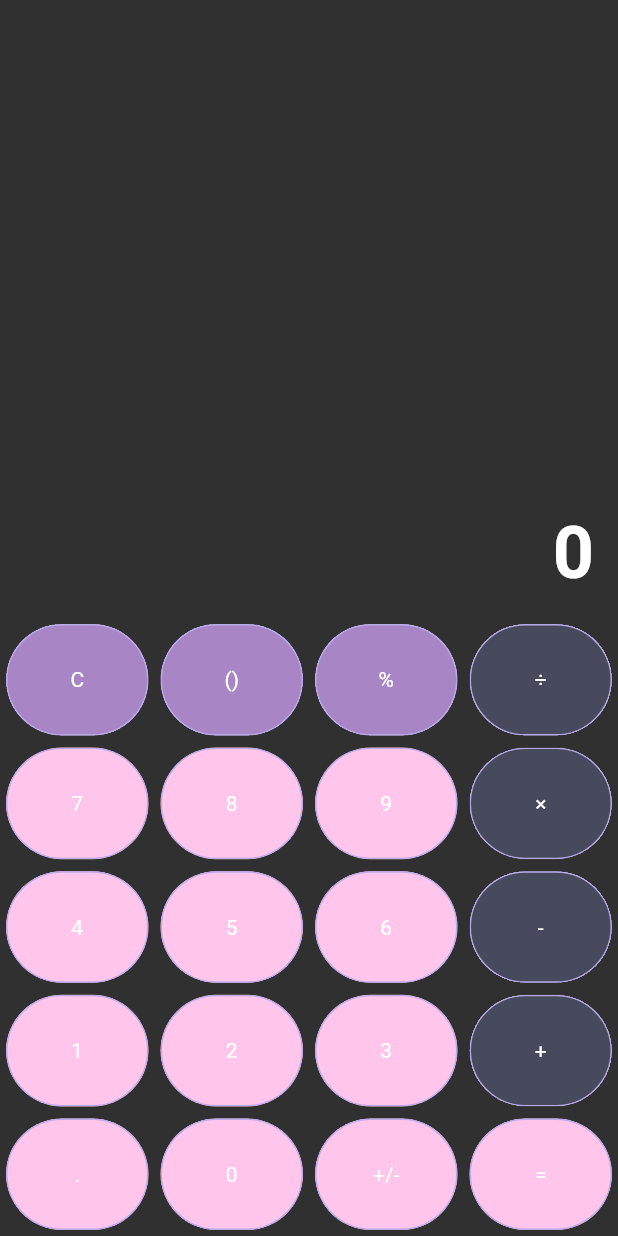
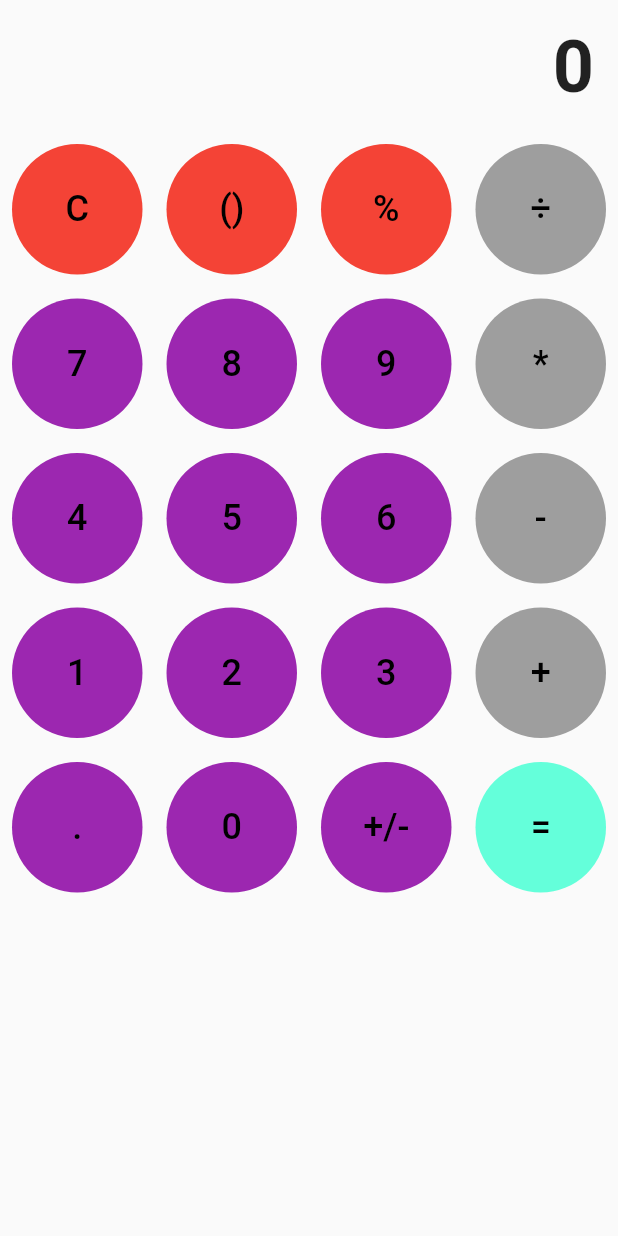
Before and after one commit to zenta-dev/calculator, a Flutter app: the screen it shows after launch, on a phone screen of 412 x 824 dp. Run offline on Flutter 3.47's test engine with Material 2 defaults, Android fonts, the phone set to English and light mode, and no system bars.

```diff
--- a/lib/button_values.dart
+++ b/lib/button_values.dart
@@ -1,27 +1,6 @@
-class Btn {
-  static const String clr = "C";
-  static const String priority = "()";
-  static const String per = "%";
-  static const String divide = "÷";
-  static const String multiply = "×";
-  static const String add = "+";
-  static const String subtract = "-";
-  static const String calculate = "=";
-  static const String dot = ".";
-  static const String notation = "+/-";
+import 'package:flutter/material.dart';
 
-  static const String n0 = "0";
-  static const String n1 = "1";
-  static const String n2 = "2";
-  static const String n3 = "3";
-  static const String n4 = "4";
-  static const String n5 = "5";
-  static const String n6 = "6";
-  static const String n7 = "7";
-  static const String n8 = "8";
-  static const String n9 = "9";
-
-  static const List<String> buttonValues = [
+enum ButtonArea1 {
   clr,
   priority,
   per,
@@ -42,5 +21,72 @@ class Btn {
   n0,
   notation,
   calculate,
-  ];
 }
+
+extension Lay1Prop on ButtonArea1 {
+  Color get color {
+    switch (this) {
+      case ButtonArea1.clr:
+      case ButtonArea1.priority:
+      case ButtonArea1.per:
+        return Colors.red;
+      case ButtonArea1.divide:
+      case ButtonArea1.multiply:
+      case ButtonArea1.subtract:
+      case ButtonArea1.add:
+        return Colors.grey;
+      case ButtonArea1.calculate:
+        return Colors.tealAccent;
+
+      default:
+        return Colors.purple;
+    }
+  }
+
+  String get text {
+    switch (this) {
+      case ButtonArea1.clr:
+        return "C";
+      case ButtonArea1.priority:
+        return "()";
+      case ButtonArea1.per:
+        return '%';
+      case ButtonArea1.divide:
+        return "÷";
+      case ButtonArea1.multiply:
+        return "*";
+      case ButtonArea1.add:
+        return "+";
+      case ButtonArea1.subtract:
+        return '-';
+      case ButtonArea1.calculate:
+        return '=';
+      case ButtonArea1.dot:
+        return ".";
+      case ButtonArea1.notation:
+        return "+/-";
+      case ButtonArea1.n0:
+        return "0";
+      case ButtonArea1.n1:
+        return "1";
+      case ButtonArea1.n2:
+        return "2";
+      case ButtonArea1.n3:
+        return "3";
+      case ButtonArea1.n4:
+        return "4";
+      case ButtonArea1.n5:
+        return "5";
+      case ButtonArea1.n6:
+        return "6";
+      case ButtonArea1.n7:
+        return "7";
+      case ButtonArea1.n8:
+        return "8";
+      case ButtonArea1.n9:
+        return "9";
+      default:
+        return '';
+    }
+  }
+}
--- a/lib/calculator_screen.dart
+++ b/lib/calculator_screen.dart
@@ -13,9 +13,10 @@ class _CalculatorScreenState extends State<CalculatorScreen> {
   Widget build(BuildContext context) {
     final screenSize = MediaQuery.of(context).size;
     return Scaffold(
+      backgroundColor: Theme.of(context).scaffoldBackgroundColor,
       body: SafeArea(
         bottom: false,
-        child: Column(
+        child: ListView(
           children: [
             Expanded(
               child: SingleChildScrollView(
@@ -35,45 +36,35 @@ class _CalculatorScreenState extends State<CalculatorScreen> {
               ),
             ),
             Wrap(
-              children: Btn.buttonValues
-                  .map(
-                    (value) => SizedBox(
-                      width: screenSize.width / 4,
-                      height: screenSize.width / 5,
-                      child: buildButton(value),
-                    ),
-                  )
-                  .toList(),
-            ),
+                children: ButtonArea1.values
+                    .map((e) => SizedBox(
+                          width: screenSize.width / 4,
+                          height: screenSize.width / 4,
+                          child: buildButton(text: e.text, color: e.color),
+                        ))
+                    .toList()),
           ],
         ),
       ),
     );
   }
 
-  Widget buildButton(value) {
-    return Padding(
-      padding: const EdgeInsets.all(4.0),
-      child: Material(
-        color: [Btn.clr, Btn.priority, Btn.per].contains(value)
-            ? Color.fromARGB(184, 214, 167, 255)
-            : [
-                Btn.divide,
-                Btn.multiply,
-                Btn.subtract,
-                Btn.add,
-              ].contains(value)
-                ? Color.fromARGB(95, 110, 116, 165)
-                : Color(0xFFFFC5EB),
-        clipBehavior: Clip.hardEdge,
-        shape: OutlineInputBorder(
-          borderSide: BorderSide(color: Color(0xFFB9AAE8)),
-          borderRadius: BorderRadius.circular(100),
-        ),
-        child: InkWell(
-          onTap: () {},
-          child: Center(
-            child: Text(value),
+  Widget buildButton({
+    required String text,
+    required Color color,
+  }) {
+    return Container(
+      margin: EdgeInsets.all(8),
+      clipBehavior: Clip.hardEdge,
+      decoration:
+          BoxDecoration(color: color, borderRadius: BorderRadius.circular(66)),
+      child: TextButton(
+        onPressed: () {},
+        child: Text(
+          text,
+          style: TextStyle(
+            fontSize: 24,
+            color: Colors.black,
           ),
         ),
       ),
--- /dev/null
+++ b/lib/constant/theme.dart
@@ -0,0 +1,12 @@
+import 'package:flutter/material.dart';
+
+class AppTheme {
+  static ThemeData darkTheme = ThemeData.dark().copyWith(
+    useMaterial3: true,
+    buttonTheme: ButtonThemeData(),
+  );
+  static ThemeData lightTheme = ThemeData.light().copyWith(
+      useMaterial3: true,
+      buttonTheme: ButtonThemeData(),
+      iconButtonTheme: IconButtonThemeData());
+}
--- a/lib/main.dart
+++ b/lib/main.dart
@@ -1,4 +1,5 @@
 import 'package:calculator/calculator_screen.dart';
+import 'package:calculator/constant/theme.dart';
 import 'package:flutter/material.dart';
 
 void main() {
@@ -12,8 +13,10 @@ class MyApp extends StatelessWidget {
   Widget build(BuildContext context) {
     return MaterialApp(
       title: 'Calculator',
-      theme: ThemeData.dark(),
       home: const CalculatorScreen(),
+      theme: AppTheme.lightTheme,
+      darkTheme: AppTheme.darkTheme,
+      themeMode: ThemeMode.light,
     );
   }
 }
```
Lines whose indentation alone changed are shown as unchanged.
